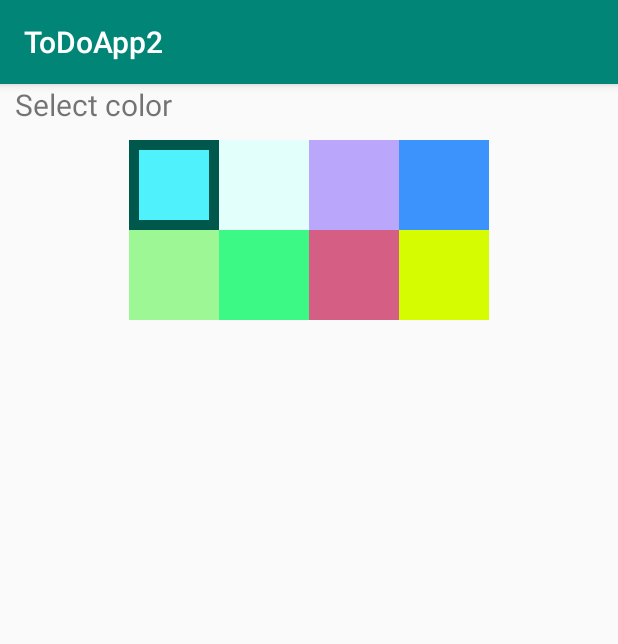
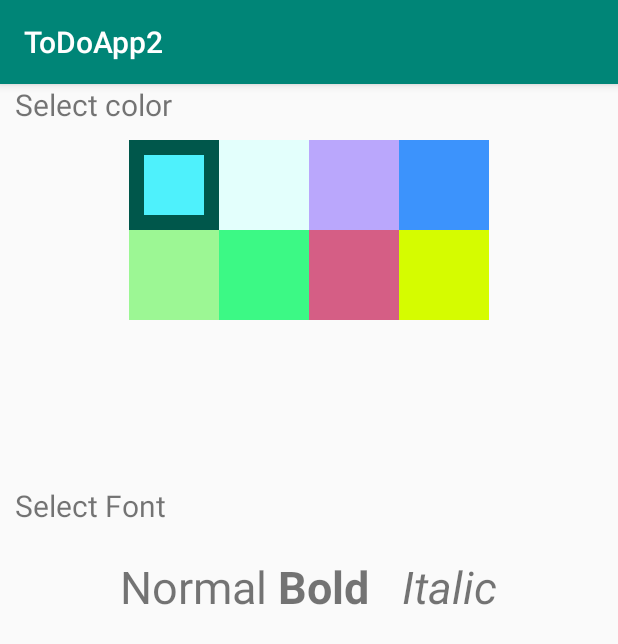
Before and after one commit to sherruh/TaskManagerAdvanced, an Android app: the SettingsActivity screen opened directly, with no data from a screen before it, after a tap on an icon or button, on a phone screen of 412 x 824 dp. Shown: the top 644 px of the screen. Run offline under Robolectric (Android 15) with nearby library versions, the phone set to English and light mode, and no system bars.

Commit message:
selecting font

```diff
--- a/app/src/main/java/com/example/todoapp2/SettingsActivity.java
+++ b/app/src/main/java/com/example/todoapp2/SettingsActivity.java
@@ -10,6 +10,7 @@ import android.view.MenuItem;
 import android.view.View;
 import android.widget.ImageView;
 import android.widget.LinearLayout;
+import android.widget.TextView;
 
 import com.bumptech.glide.load.resource.drawable.DrawableResource;
 
@@ -38,10 +39,10 @@ public class SettingsActivity extends AppCompatActivity {
     }
 
     public void onClickTheme(View view) {
-        LayoutInflater layout=getLayoutInflater();
+
         ImageView imageView= (ImageView) view;
         deselctAllImages();
-        imageView.setPadding(10,10,10,10);
+        imageView.setPadding(15,15,15,15);
 
     }
 
@@ -51,7 +52,11 @@ public class SettingsActivity extends AppCompatActivity {
         }
     }
 
-    public void onClickGrid(View view) {
-
+    public void onClickFont(View view) {
+        TextView textView=(TextView)view;
+        ((TextView)findViewById(R.id.font_normal)).setBackgroundResource(R.color.white);
+        ((TextView)findViewById(R.id.font_bold)).setBackgroundResource(R.color.white);
+        ((TextView)findViewById(R.id.font_italic)).setBackgroundResource(R.color.white);
+        textView.setBackgroundResource(R.color.yellow);
     }
 }
--- a/app/src/main/res/layout/activity_settings.xml
+++ b/app/src/main/res/layout/activity_settings.xml
@@ -25,7 +25,6 @@
         android:layout_gravity="center"
         android:columnCount="4"
         android:orientation="horizontal"
-        android:onClick="onClickGrid"
         android:background="@color/colorPrimaryDark">
         <ImageView android:id="@+id/theme1_image" android:src="@color/theme1" android:layout_width="60dp" android:layout_height="60dp" android:onClick="onClickTheme" />
         <ImageView android:id="@+id/theme2_image" android:src="@color/theme2" android:layout_width="60dp" android:layout_height="60dp" android:onClick="onClickTheme"/>
@@ -36,7 +35,29 @@
         <ImageView android:id="@+id/theme7_image" android:src="@color/theme7" android:layout_width="60dp" android:layout_height="60dp" android:onClick="onClickTheme"/>
         <ImageView android:id="@+id/theme8_image" android:src="@color/theme8" android:layout_width="60dp" android:layout_height="60dp" android:onClick="onClickTheme"/>
 
-
     </GridLayout>
 
+    <TextView
+        android:layout_width="match_parent"
+        android:layout_height="wrap_content"
+        android:textSize="20sp"
+        android:layout_marginLeft="10dp"
+        android:layout_marginTop="100dp"
+        android:text="Select Font"
+        />
+
+    <GridLayout
+        android:layout_margin="20dp"
+        android:layout_width="wrap_content"
+        android:layout_height="wrap_content"
+        android:layout_gravity="center"
+        android:columnCount="3"
+        android:orientation="horizontal"
+        >
+        <TextView android:id="@+id/font_normal" android:text="Normal " android:textStyle="normal" android:textSize="30sp" android:onClick="onClickFont" />
+        <TextView android:id="@+id/font_bold" android:text="Bold   " android:textStyle="bold" android:textSize="30sp" android:onClick="onClickFont"/>
+        <TextView android:id="@+id/font_italic" android:text="Italic" android:textStyle="italic" android:textSize="30sp" android:onClick="onClickFont"/>
+    </GridLayout>
+
+
 </LinearLayout>
--- a/app/src/main/res/values/colors.xml
+++ b/app/src/main/res/values/colors.xml
@@ -16,4 +16,5 @@
     <color name="theme6">#3cf985</color>
     <color name="theme7">#d55e85</color>
     <color name="theme8">#d5fc00</color>
+    <color name="white">#F0F8FF</color>
 </resources>
```
